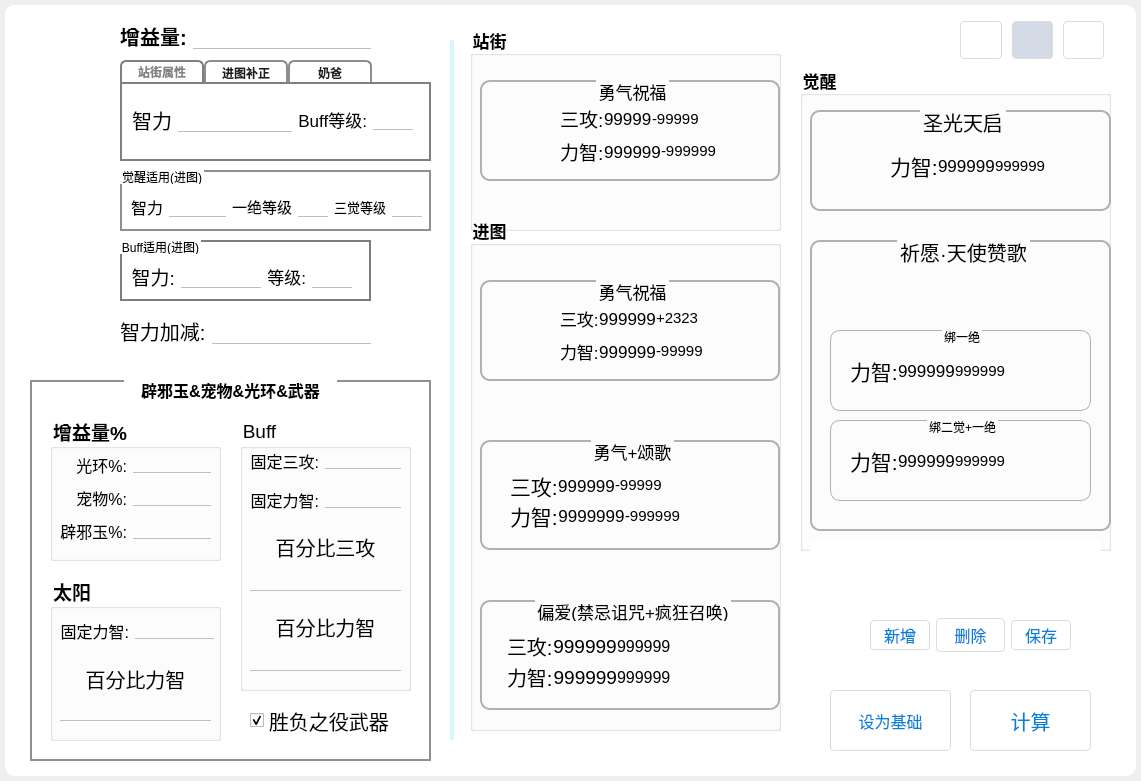
The window that UI.ui (Vixiu/count_buff) describes before a commit, drawn with Qt 5.
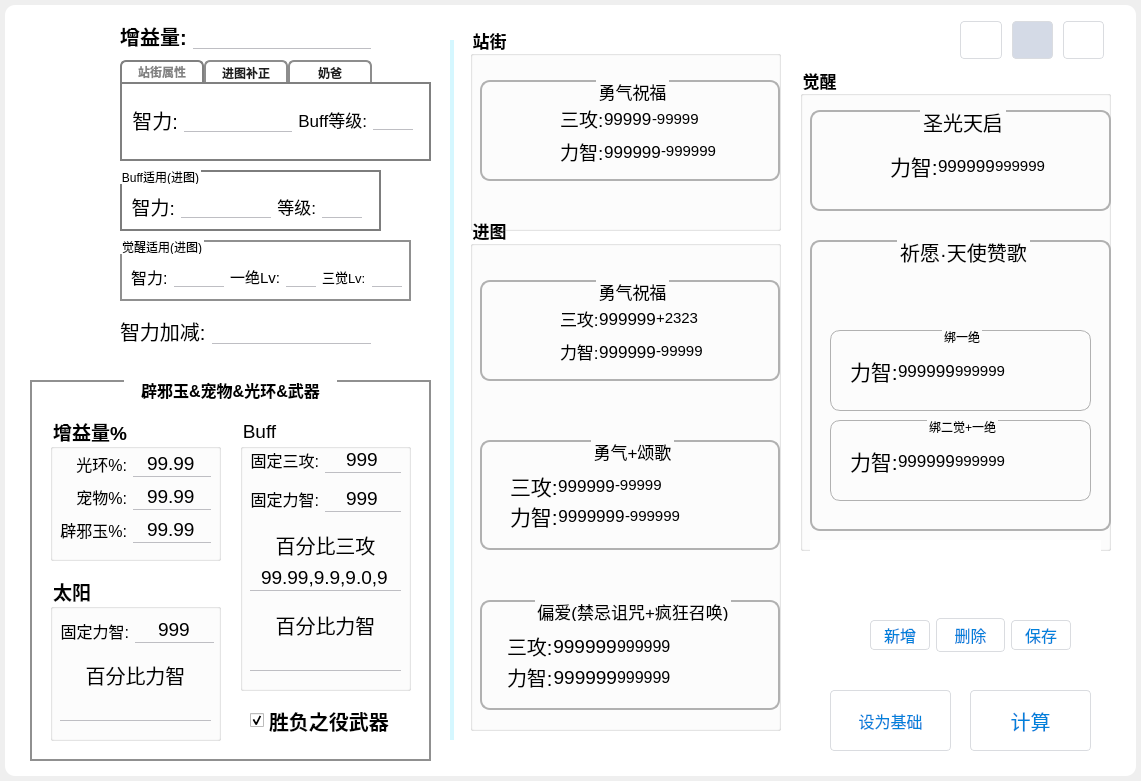
The same window after the commit. Icons and pictures are not drawn.

Commit message: 重写获取界面数据的方式-无比的后悔，能运行就不要动

What changed in the file:
```diff
--- a/UI.ui
+++ b/UI.ui
@@ -271,8 +271,8 @@
     <property name="geometry">
      <rect>
       <x>120</x>
-      <y>240</y>
-      <width>251</width>
+      <y>170</y>
+      <width>261</width>
       <height>61</height>
      </rect>
     </property>
@@ -295,7 +295,7 @@
       <rect>
        <x>11</x>
        <y>21</y>
-       <width>221</width>
+       <width>231</width>
        <height>31</height>
       </rect>
      </property>
@@ -1188,6 +1188,14 @@
        </item>
        <item row="0" column="1">
         <widget class="QLineEdit" name="buff_gh">
+         <property name="font">
+          <font>
+           <pointsize>14</pointsize>
+          </font>
+         </property>
+         <property name="text">
+          <string>99.99</string>
+         </property>
          <property name="alignment">
           <set>Qt::AlignCenter</set>
          </property>
@@ -1195,6 +1203,14 @@
        </item>
        <item row="2" column="1">
         <widget class="QLineEdit" name="buff_bxy">
+         <property name="font">
+          <font>
+           <pointsize>14</pointsize>
+          </font>
+         </property>
+         <property name="text">
+          <string>99.99</string>
+         </property>
          <property name="alignment">
           <set>Qt::AlignCenter</set>
          </property>
@@ -1202,6 +1218,14 @@
        </item>
        <item row="1" column="1">
         <widget class="QLineEdit" name="buff_cw">
+         <property name="font">
+          <font>
+           <pointsize>14</pointsize>
+          </font>
+         </property>
+         <property name="text">
+          <string>99.99</string>
+         </property>
          <property name="alignment">
           <set>Qt::AlignCenter</set>
          </property>
@@ -1273,6 +1297,14 @@
        </item>
        <item>
         <widget class="QLineEdit" name="ty_lz">
+         <property name="font">
+          <font>
+           <pointsize>14</pointsize>
+          </font>
+         </property>
+         <property name="text">
+          <string>999</string>
+         </property>
          <property name="alignment">
           <set>Qt::AlignCenter</set>
          </property>
@@ -1307,6 +1339,11 @@
        </item>
        <item>
         <widget class="QLineEdit" name="ty_bfb">
+         <property name="font">
+          <font>
+           <pointsize>14</pointsize>
+          </font>
+         </property>
          <property name="alignment">
           <set>Qt::AlignCenter</set>
          </property>
@@ -1364,10 +1401,13 @@
         <widget class="QLineEdit" name="sg_bfb">
          <property name="font">
           <font>
-           <pointsize>12</pointsize>
+           <pointsize>14</pointsize>
            <underline>false</underline>
           </font>
          </property>
+         <property name="text">
+          <string>99.99,9.9,9.0,9</string>
+         </property>
          <property name="alignment">
           <set>Qt::AlignCenter</set>
          </property>
@@ -1404,7 +1444,7 @@
         <widget class="QLineEdit" name="lz_bfb">
          <property name="font">
           <font>
-           <pointsize>12</pointsize>
+           <pointsize>14</pointsize>
           </font>
          </property>
          <property name="alignment">
@@ -1426,6 +1466,17 @@
       <layout class="QGridLayout" name="gridLayout_3">
        <item row="1" column="1">
         <widget class="QLineEdit" name="lz_guding">
+         <property name="font">
+          <font>
+           <pointsize>14</pointsize>
+          </font>
+         </property>
+         <property name="text">
+          <string>999</string>
+         </property>
+         <property name="cursorPosition">
+          <number>3</number>
+         </property>
          <property name="alignment">
           <set>Qt::AlignCenter</set>
          </property>
@@ -1463,8 +1514,13 @@
        </item>
        <item row="0" column="1">
         <widget class="QLineEdit" name="sg_guding">
-         <property name="inputMask">
-          <string>D</string>
+         <property name="font">
+          <font>
+           <pointsize>14</pointsize>
+          </font>
+         </property>
+         <property name="text">
+          <string>999</string>
          </property>
          <property name="alignment">
           <set>Qt::AlignCenter</set>
@@ -1486,8 +1542,8 @@
      <property name="font">
       <font>
        <pointsize>15</pointsize>
-       <weight>50</weight>
-       <bold>false</bold>
+       <weight>75</weight>
+       <bold>true</bold>
       </font>
      </property>
      <property name="styleSheet">
@@ -1683,8 +1739,8 @@
     <property name="geometry">
      <rect>
       <x>120</x>
-      <y>170</y>
-      <width>311</width>
+      <y>240</y>
+      <width>291</width>
       <height>61</height>
      </rect>
     </property>
@@ -1704,7 +1760,7 @@
       <rect>
        <x>11</x>
        <y>21</y>
-       <width>291</width>
+       <width>271</width>
        <height>31</height>
       </rect>
      </property>
@@ -1717,12 +1773,18 @@
          </font>
         </property>
         <property name="text">
-         <string>智力</string>
+         <string>智力:</string>
         </property>
        </widget>
       </item>
       <item>
        <widget class="QLineEdit" name="ty_zhili">
+        <property name="maximumSize">
+         <size>
+          <width>1222</width>
+          <height>16777215</height>
+         </size>
+        </property>
         <property name="font">
          <font>
           <pointsize>12</pointsize>
@@ -1738,7 +1800,7 @@
          </font>
         </property>
         <property name="text">
-         <string>一绝等级</string>
+         <string>一绝Lv:</string>
         </property>
        </widget>
       </item>
@@ -1774,7 +1836,7 @@
          </font>
         </property>
         <property name="text">
-         <string>三觉等级</string>
+         <string>三觉Lv:</string>
         </property>
        </widget>
       </item>
@@ -2540,7 +2602,7 @@
           </font>
          </property>
          <property name="text">
-          <string>智力</string>
+          <string>智力:</string>
          </property>
          <property name="alignment">
           <set>Qt::AlignRight|Qt::AlignTrailing|Qt::AlignVCenter</set>
```
The commit also changes 3 other files.
